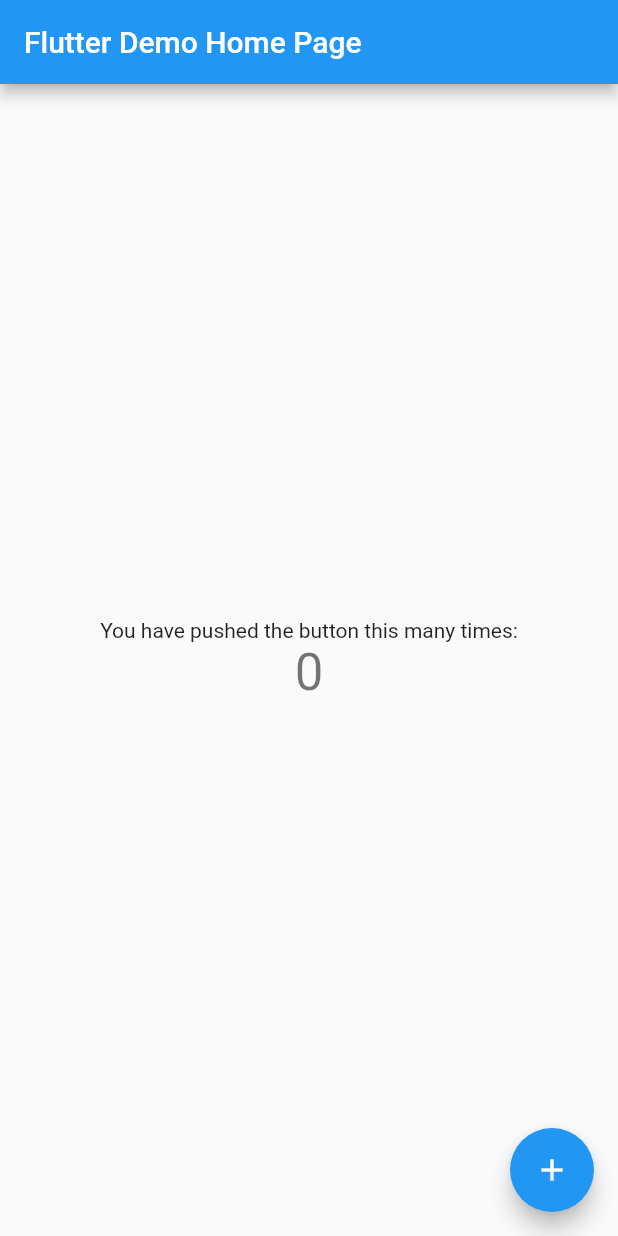
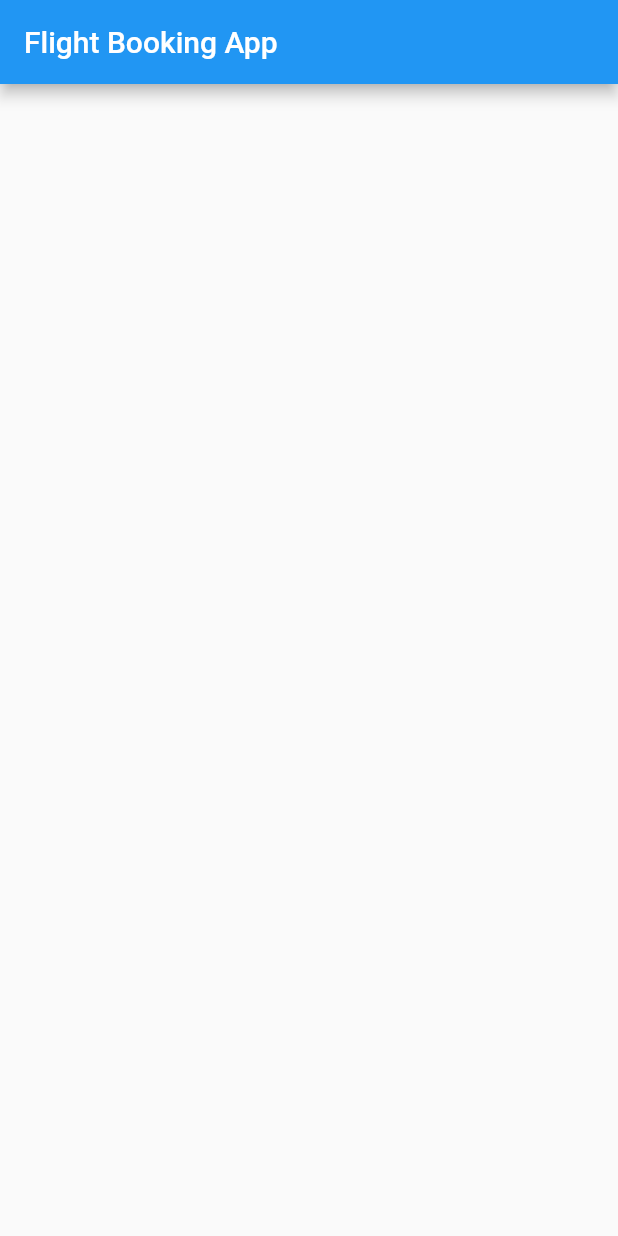
Before and after one commit to Hahsamkhan900/FlightBookingApp, a Flutter app: the screen it shows after launch, on a phone screen of 412 x 824 dp. Run offline on Flutter 3.47's test engine with Material 2 defaults, Android fonts, the phone set to English and light mode, and no system bars.

Commit message:
Flight Booking App

```diff
--- a/lib/main.dart
+++ b/lib/main.dart
@@ -1,4 +1,6 @@
 import 'package:flutter/material.dart';
+
+import 'myhomepage.dart';
 
 void main() {
   runApp(const MyApp());
@@ -13,103 +15,10 @@ class MyApp extends StatelessWidget {
     return MaterialApp(
       title: 'Flutter Demo',
       theme: ThemeData(
-        // This is the theme of your application.
-        //
-        // Try running your application with "flutter run". You'll see the
-        // application has a blue toolbar. Then, without quitting the app, try
-        // changing the primarySwatch below to Colors.green and then invoke
-        // "hot reload" (press "r" in the console where you ran "flutter run",
-        // or simply save your changes to "hot reload" in a Flutter IDE).
-        // Notice that the counter didn't reset back to zero; the application
-        // is not restarted.
+
         primarySwatch: Colors.blue,
       ),
-      home: const MyHomePage(title: 'Flutter Demo Home Page'),
+      home: const MyHomePage(),
     );
   }
 }
-
-class MyHomePage extends StatefulWidget {
-  const MyHomePage({super.key, required this.title});
-
-  // This widget is the home page of your application. It is stateful, meaning
-  // that it has a State object (defined below) that contains fields that affect
-  // how it looks.
-
-  // This class is the configuration for the state. It holds the values (in this
-  // case the title) provided by the parent (in this case the App widget) and
-  // used by the build method of the State. Fields in a Widget subclass are
-  // always marked "final".
-
-  final String title;
-
-  @override
-  State<MyHomePage> createState() => _MyHomePageState();
-}
-
-class _MyHomePageState extends State<MyHomePage> {
-  int _counter = 0;
-
-  void _incrementCounter() {
-    setState(() {
-      // This call to setState tells the Flutter framework that something has
-      // changed in this State, which causes it to rerun the build method below
-      // so that the display can reflect the updated values. If we changed
-      // _counter without calling setState(), then the build method would not be
-      // called again, and so nothing would appear to happen.
-      _counter++;
-    });
-  }
-
-  @override
-  Widget build(BuildContext context) {
-    // This method is rerun every time setState is called, for instance as done
-    // by the _incrementCounter method above.
-    //
-    // The Flutter framework has been optimized to make rerunning build methods
-    // fast, so that you can just rebuild anything that needs updating rather
-    // than having to individually change instances of widgets.
-    return Scaffold(
-      appBar: AppBar(
-        // Here we take the value from the MyHomePage object that was created by
-        // the App.build method, and use it to set our appbar title.
-        title: Text(widget.title),
-      ),
-      body: Center(
-        // Center is a layout widget. It takes a single child and positions it
-        // in the middle of the parent.
-        child: Column(
-          // Column is also a layout widget. It takes a list of children and
-          // arranges them vertically. By default, it sizes itself to fit its
-          // children horizontally, and tries to be as tall as its parent.
-          //
-          // Invoke "debug painting" (press "p" in the console, choose the
-          // "Toggle Debug Paint" action from the Flutter Inspector in Android
-          // Studio, or the "Toggle Debug Paint" command in Visual Studio Code)
-          // to see the wireframe for each widget.
-          //
-          // Column has various properties to control how it sizes itself and
-          // how it positions its children. Here we use mainAxisAlignment to
-          // center the children vertically; the main axis here is the vertical
-          // axis because Columns are vertical (the cross axis would be
-          // horizontal).
-          mainAxisAlignment: MainAxisAlignment.center,
-          children: <Widget>[
-            const Text(
-              'You have pushed the button this many times:',
-            ),
-            Text(
-              '$_counter',
-              style: Theme.of(context).textTheme.headline4,
-            ),
-          ],
-        ),
-      ),
-      floatingActionButton: FloatingActionButton(
-        onPressed: _incrementCounter,
-        tooltip: 'Increment',
-        child: const Icon(Icons.add),
-      ), // This trailing comma makes auto-formatting nicer for build methods.
-    );
-  }
-}
--- /dev/null
+++ b/lib/myhomepage.dart
@@ -0,0 +1,14 @@
+import 'package:flutter/material.dart';
+
+
+class MyHomePage extends StatelessWidget {
+  const MyHomePage({Key? key}) : super(key: key);
+
+  @override
+  Widget build(BuildContext context) {
+    return Scaffold(
+      appBar: AppBar(title: Text('Flight Booking App'),),
+
+    );
+  }
+}
```
